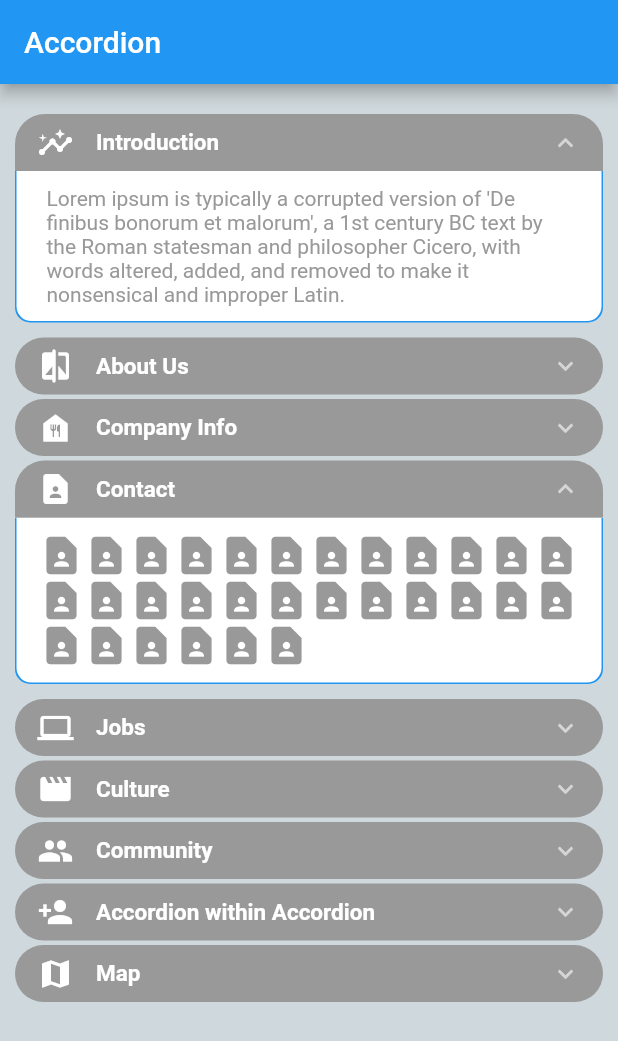
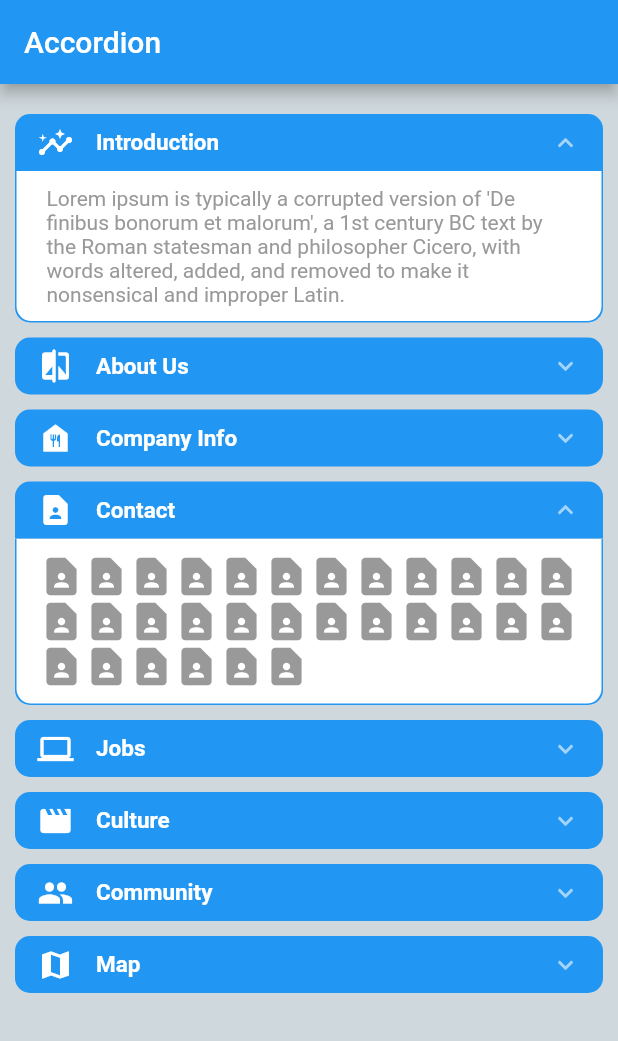
Before and after one commit to GotJimmy/accordion, a Flutter app: the screen it shows after launch, after a tap on "Contact", on a phone screen of 412 x 824 dp. Shown: the top 1041 px of the screen. Run offline on Flutter 3.47's test engine with Material 2 defaults, Android fonts, the phone set to English and light mode, and no system bars; drawn by our look-alikes of scroll_to_index; our stand-ins replace get.

```diff
--- a/example/lib/main.dart
+++ b/example/lib/main.dart
@@ -21,17 +21,10 @@ class AccordionApp extends StatelessWidget {
 
 class AccordionPage extends StatelessWidget //__
 {
-  final _headerStyle = TextStyle(
-      color: Color(0xffffffff), fontSize: 15, fontWeight: FontWeight.bold);
-  final _headerStyleSmall = TextStyle(
-      color: Color(0xffffffff), fontSize: 12, fontWeight: FontWeight.bold);
-  final _contentStyleHeader = TextStyle(
-      color: Color(0xff999999), fontSize: 14, fontWeight: FontWeight.w700);
-  final _contentStyle = TextStyle(
-      color: Color(0xff999999), fontSize: 14, fontWeight: FontWeight.normal);
+  final _headerStyle = TextStyle(color: Color(0xffffffff), fontSize: 15, fontWeight: FontWeight.bold);
+  final _contentStyleHeader = TextStyle(color: Color(0xff999999), fontSize: 14, fontWeight: FontWeight.w700);
+  final _contentStyle = TextStyle(color: Color(0xff999999), fontSize: 14, fontWeight: FontWeight.normal);
   final _loremIpsum =
-      '''In publishing and graphic design, Lorem ipsum is a placeholder text commonly used to demonstrate the visual form of a document or a typeface without relying on meaningful content. Lorem ipsum may be used as a placeholder before final copy is available. It is also used to temporarily replace text in a process called greeking, which allows designers to consider the form of a webpage or publication, without the meaning of the text influencing the design.''';
-  final _loremIpsum2 =
       '''Lorem ipsum is typically a corrupted version of 'De finibus bonorum et malorum', a 1st century BC text by the Roman statesman and philosopher Cicero, with words altered, added, and removed to make it nonsensical and improper Latin.''';
 
   build(context) => Scaffold(
@@ -40,28 +33,26 @@ class AccordionPage extends StatelessWidget //__
           title: Text('Accordion'),
         ),
         body: Accordion(
-          maxOpenSections: 4,
-          headerBorderRadius: 20,
-          headerBackgroundColor: Color(0xff999999),
+          maxOpenSections: 3,
           headerPadding: EdgeInsets.symmetric(vertical: 7, horizontal: 15),
           children: [
             AccordionSection(
               isOpen: true,
               leftIcon: Icon(Icons.insights_rounded, color: Colors.white),
               header: Text('Introduction', style: _headerStyle),
-              content: Text(_loremIpsum2, style: _contentStyle),
+              content: Text(_loremIpsum, style: _contentStyle),
               contentHorizontalPadding: 20,
+              contentBorderWidth: 1,
             ),
             AccordionSection(
               isOpen: false,
               leftIcon: Icon(Icons.compare_rounded, color: Colors.white),
               header: Text('About Us', style: _headerStyle),
+              contentBorderColor: Color(0xffffffff),
               content: Row(
                 children: [
-                  Icon(Icons.compare_rounded,
-                      size: 120, color: Colors.orangeAccent),
-                  Flexible(
-                      flex: 1, child: Text(_loremIpsum2, style: _contentStyle)),
+                  Icon(Icons.compare_rounded, size: 120, color: Colors.orangeAccent),
+                  Flexible(flex: 1, child: Text(_loremIpsum, style: _contentStyle)),
                 ],
               ),
             ),
@@ -75,51 +66,37 @@ class AccordionPage extends StatelessWidget //__
                 dataRowHeight: 40,
                 showBottomBorder: false,
                 columns: [
-                  DataColumn(
-                      label: Text('ID', style: _contentStyleHeader),
-                      numeric: true),
-                  DataColumn(
-                      label: Text('Description', style: _contentStyleHeader)),
-                  DataColumn(
-                      label: Text('Price', style: _contentStyleHeader),
-                      numeric: true),
+                  DataColumn(label: Text('ID', style: _contentStyleHeader), numeric: true),
+                  DataColumn(label: Text('Description', style: _contentStyleHeader)),
+                  DataColumn(label: Text('Price', style: _contentStyleHeader), numeric: true),
                 ],
                 rows: [
                   DataRow(
                     cells: [
-                      DataCell(Text('1',
-                          style: _contentStyle, textAlign: TextAlign.right)),
+                      DataCell(Text('1', style: _contentStyle, textAlign: TextAlign.right)),
                       DataCell(Text('Fancy Product', style: _contentStyle)),
-                      DataCell(Text(r'$ 199.99',
-                          style: _contentStyle, textAlign: TextAlign.right))
+                      DataCell(Text(r'$ 199.99', style: _contentStyle, textAlign: TextAlign.right))
                     ],
                   ),
                   DataRow(
                     cells: [
-                      DataCell(Text('2',
-                          style: _contentStyle, textAlign: TextAlign.right)),
+                      DataCell(Text('2', style: _contentStyle, textAlign: TextAlign.right)),
                       DataCell(Text('Another Product', style: _contentStyle)),
-                      DataCell(Text(r'$ 79.00',
-                          style: _contentStyle, textAlign: TextAlign.right))
+                      DataCell(Text(r'$ 79.00', style: _contentStyle, textAlign: TextAlign.right))
                     ],
                   ),
                   DataRow(
                     cells: [
-                      DataCell(Text('3',
-                          style: _contentStyle, textAlign: TextAlign.right)),
+                      DataCell(Text('3', style: _contentStyle, textAlign: TextAlign.right)),
                       DataCell(Text('Really Cool Stuff', style: _contentStyle)),
-                      DataCell(Text(r'$ 9.99',
-                          style: _contentStyle, textAlign: TextAlign.right))
+                      DataCell(Text(r'$ 9.99', style: _contentStyle, textAlign: TextAlign.right))
                     ],
                   ),
                   DataRow(
                     cells: [
-                      DataCell(Text('4',
-                          style: _contentStyle, textAlign: TextAlign.right)),
-                      DataCell(
-                          Text('Last Product goes here', style: _contentStyle)),
-                      DataCell(Text(r'$ 19.99',
-                          style: _contentStyle, textAlign: TextAlign.right))
+                      DataCell(Text('4', style: _contentStyle, textAlign: TextAlign.right)),
+                      DataCell(Text('Last Product goes here', style: _contentStyle)),
+                      DataCell(Text(r'$ 19.99', style: _contentStyle, textAlign: TextAlign.right))
                     ],
                   ),
                 ],
@@ -130,18 +107,14 @@ class AccordionPage extends StatelessWidget //__
               leftIcon: Icon(Icons.contact_page, color: Colors.white),
               header: Text('Contact', style: _headerStyle),
               content: Wrap(
-                children: List.generate(
-                    30,
-                    (index) => Icon(Icons.contact_page,
-                        size: 30, color: Color(0xff999999))),
+                children: List.generate(30, (index) => Icon(Icons.contact_page, size: 30, color: Color(0xff999999))),
               ),
             ),
             AccordionSection(
               isOpen: false,
               leftIcon: Icon(Icons.computer, color: Colors.white),
               header: Text('Jobs', style: _headerStyle),
-              content:
-                  Icon(Icons.computer, size: 200, color: Color(0xff999999)),
+              content: Icon(Icons.computer, size: 200, color: Color(0xff999999)),
             ),
             AccordionSection(
               isOpen: false,
@@ -155,55 +128,45 @@ class AccordionPage extends StatelessWidget //__
               header: Text('Community', style: _headerStyle),
               content: Icon(Icons.people, size: 200, color: Color(0xff999999)),
             ),
-            AccordionSection(
-              isOpen: false,
-              leftIcon: Icon(Icons.person_add, color: Colors.white),
-              header: Text('Accordion within Accordion', style: _headerStyle),
-              contentHorizontalPadding: 15,
-              contentVerticalPadding: 15,
-              content: Row(
-                mainAxisAlignment: MainAxisAlignment.spaceBetween,
-                crossAxisAlignment: CrossAxisAlignment.start,
-                children: [
-                  Flexible(
-                    flex: 1,
-                    child: Text(
-                      '\nTo your right you have an accordion nested within an accordion:',
-                      style: _contentStyle,
-                      textAlign: TextAlign.right,
-                    ),
-                  ),
-                  Container(
-                    width: 200,
-                    height: 200,
-                    child: Accordion(
-                      headerBackgroundColor: Colors.blue[200],
-                      headerPadding:
-                          EdgeInsets.symmetric(horizontal: 10, vertical: 3),
-                      contentBackgroundColor: Colors.blue[50],
-                      contentBorderRadius: 10,
-                      children: [
-                        AccordionSection(
-                            isOpen: false,
-                            header: Text('Section #1', style: _headerStyle),
-                            content: Text('This is sub-accordion #1 ...',
-                                style: _contentStyle)),
-                        AccordionSection(
-                            isOpen: false,
-                            header: Text('Section #2', style: _headerStyle),
-                            content: Text('This is sub-accordion #2 ...',
-                                style: _contentStyle)),
-                        AccordionSection(
-                            isOpen: false,
-                            header: Text('Section #3', style: _headerStyle),
-                            content: Text('This is sub-accordion #3 ...',
-                                style: _contentStyle)),
-                      ],
-                    ),
-                  ),
-                ],
-              ),
-            ),
+            // AccordionSection(
+            //   isOpen: false,
+            //   leftIcon: Icon(Icons.person_add, color: Colors.white),
+            //   header: Text('Accordion within Accordion', style: _headerStyle),
+            //   contentHorizontalPadding: 15,
+            //   contentVerticalPadding: 15,
+            //   content: Row(
+            //     mainAxisAlignment: MainAxisAlignment.spaceBetween,
+            //     crossAxisAlignment: CrossAxisAlignment.start,
+            //     children: [
+            //       Flexible(
+            //         flex: 1,
+            //         child: Text(
+            //           '\nTo your right you have an accordion nested within an accordion:',
+            //           style: _contentStyle,
+            //           textAlign: TextAlign.right,
+            //         ),
+            //       ),
+            //       Container(
+            //         width: 200,
+            //         height: 200,
+            //         child: Accordion(
+            //           headerBackgroundColor: Colors.blue[200],
+            //           headerPadding: EdgeInsets.symmetric(horizontal: 10, vertical: 3),
+            //           contentBackgroundColor: Colors.blue[50],
+            //           contentBorderRadius: 10,
+            //           children: [
+            //             AccordionSection(
+            //                 isOpen: false, header: Text('Section #1', style: _headerStyle), content: Text('This is sub-accordion #1 ...', style: _contentStyle)),
+            //             AccordionSection(
+            //                 isOpen: false, header: Text('Section #2', style: _headerStyle), content: Text('This is sub-accordion #2 ...', style: _contentStyle)),
+            //             AccordionSection(
+            //                 isOpen: false, header: Text('Section #3', style: _headerStyle), content: Text('This is sub-accordion #3 ...', style: _contentStyle)),
+            //           ],
+            //         ),
+            //       ),
+            //     ],
+            //   ),
+            // ),
             AccordionSection(
               isOpen: false,
               leftIcon: Icon(Icons.map, color: Colors.white),
--- a/example/pubspec.yaml
+++ b/example/pubspec.yaml
@@ -15,7 +15,7 @@ publish_to: "none" # Remove this line if you wish to publish to pub.dev
 # In iOS, build-name is used as CFBundleShortVersionString while build-number used as CFBundleVersion.
 # Read more about iOS versioning at
 # https://developer.apple.com/library/archive/documentation/General/Reference/InfoPlistKeyReference/Articles/CoreFoundationKeys.html
-version: 2.1.0
+version: 2.1.1
 
 environment:
   sdk: ">=2.7.0 <3.0.0"
--- a/lib/accordion.dart
+++ b/lib/accordion.dart
@@ -71,7 +71,7 @@ mixin CommonParams {
   late final double? _headerBorderRadius;
   late final EdgeInsets? _headerPadding;
   late final Widget? _leftIcon, _rightIcon;
-  late final bool? _flipRightIconIfOpen;
+  late final RxBool? _flipRightIconIfOpen = true.obs;
   late final Color? _contentBackgroundColor;
   late final Color? _contentBorderColor;
   late final double? _contentBorderWidth;
@@ -171,10 +171,10 @@ class Accordion extends StatelessWidget with CommonParams {
   }) {
     listCtrl.initialOpeningSequenceDelay = initialOpeningSequenceDelay ?? 0;
     this._headerBackgroundColor = headerBackgroundColor;
-    this._headerBorderRadius = headerBorderRadius ?? 10;
+    this._headerBorderRadius = headerBorderRadius;
     this._leftIcon = leftIcon;
     this._rightIcon = rightIcon;
-    this._flipRightIconIfOpen = flipRightIconIfOpen;
+    this._flipRightIconIfOpen?.value = flipRightIconIfOpen ?? true;
     this._contentBackgroundColor = contentBackgroundColor;
     this._contentBorderColor = contentBorderColor;
     this._contentBorderWidth = contentBorderWidth;
@@ -203,8 +203,11 @@ class Accordion extends StatelessWidget with CommonParams {
     int index = 0;
 
     return Scrollbar(
+      controller: listCtrl.controller,
       child: ListView(
         controller: listCtrl.controller,
+        shrinkWrap: true,
+        physics: AlwaysScrollableScrollPhysics(),
         padding: EdgeInsets.only(
           top: paddingListTop,
           bottom: paddingListBottom,
@@ -242,8 +245,8 @@ class Accordion extends StatelessWidget with CommonParams {
                       color: Colors.white60,
                       size: 20,
                     ),
-                flipRightIconIfOpen:
-                    child._flipRightIconIfOpen ?? _flipRightIconIfOpen,
+                flipRightIconIfOpen: child._flipRightIconIfOpen?.value ??
+                    _flipRightIconIfOpen?.value,
                 paddingBetweenClosedSections:
                     child._paddingBetweenClosedSections ??
                         _paddingBetweenClosedSections,
@@ -350,23 +353,25 @@ class AccordionSection extends StatelessWidget with CommonParams {
     this._headerPadding = headerPadding;
     this._leftIcon = leftIcon;
     this._rightIcon = rightIcon;
-    this._flipRightIconIfOpen = flipRightIconIfOpen ?? true;
+    this._flipRightIconIfOpen?.value = flipRightIconIfOpen ?? true;
     this._contentBackgroundColor = contentBackgroundColor;
     this._contentBorderColor = contentBorderColor;
-    this._contentBorderWidth = contentBorderWidth;
-    this._contentBorderRadius = contentBorderRadius;
+    this._contentBorderWidth = contentBorderWidth ?? 1;
+    this._contentBorderRadius = contentBorderRadius ?? 10;
     this._contentHorizontalPadding = contentHorizontalPadding ?? 10;
     this._contentVerticalPadding = contentVerticalPadding ?? 10;
-    this._paddingBetweenOpenSections = paddingBetweenOpenSections;
-    this._paddingBetweenClosedSections = paddingBetweenClosedSections;
+    this._paddingBetweenOpenSections = paddingBetweenOpenSections ?? 10;
+    this._paddingBetweenClosedSections = paddingBetweenClosedSections ?? 10;
     this._scrollIntoViewOfItems =
         scrollIntoViewOfItems ?? ScrollIntoViewOfItems.fast;
   }
 
-  get _flipQuarterTurns => _flipRightIconIfOpen == true ? (_isOpen ? 2 : 0) : 0;
+  get _flipQuarterTurns =>
+      _flipRightIconIfOpen?.value == true ? (_isOpen ? 2 : 0) : 0;
 
   get _isOpen {
     final open = listCtrl.openSections.contains(key);
+
     Timer(
       _sectionCtrl._firstRun
           ? (listCtrl.initialOpeningSequenceDelay + min(index * 200, 1000))
@@ -378,10 +383,13 @@ class AccordionSection extends StatelessWidget with CommonParams {
         _sectionCtrl._firstRun = false;
       },
     );
+
     return open;
   }
 
   build(context) {
+    final _borderRadius = _headerBorderRadius ?? 10;
+
     return Obx(
       () => Column(
         key: key,
@@ -391,7 +399,8 @@ class AccordionSection extends StatelessWidget with CommonParams {
               listCtrl.updateSections(key!);
 
               if (_isOpen &&
-                  _scrollIntoViewOfItems != ScrollIntoViewOfItems.none)
+                  _scrollIntoViewOfItems != ScrollIntoViewOfItems.none &&
+                  listCtrl.controller.hasClients)
                 Timer(
                   0.25.seconds,
                   () {
@@ -414,8 +423,8 @@ class AccordionSection extends StatelessWidget with CommonParams {
               decoration: BoxDecoration(
                 color: _headerBackgroundColor ?? Theme.of(context).primaryColor,
                 borderRadius: BorderRadius.vertical(
-                  top: Radius.circular(_headerBorderRadius!),
-                  bottom: Radius.circular(_isOpen ? 0 : _headerBorderRadius!),
+                  top: Radius.circular(_borderRadius),
+                  bottom: Radius.circular(_isOpen ? 0 : _borderRadius),
                 ),
               ),
               child: Row(
```
Also changed, not shown: pubspec.yaml (+4 -4 lines), example/pubspec.lock, pubspec.lock, 4 other files.
